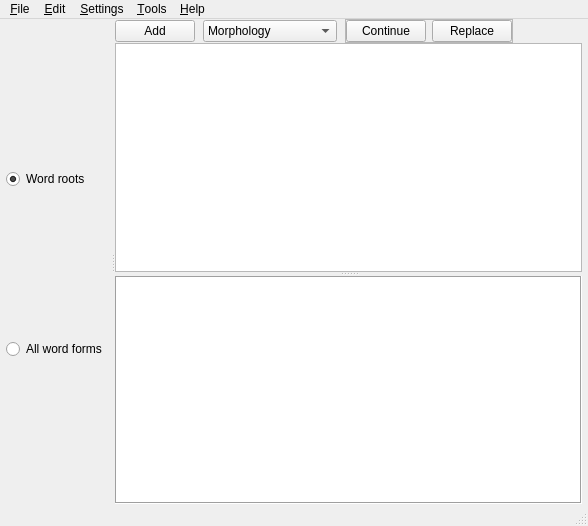
Above: mainform.ui from vanyog/grammar-bg before the change. Below: the same form after it.
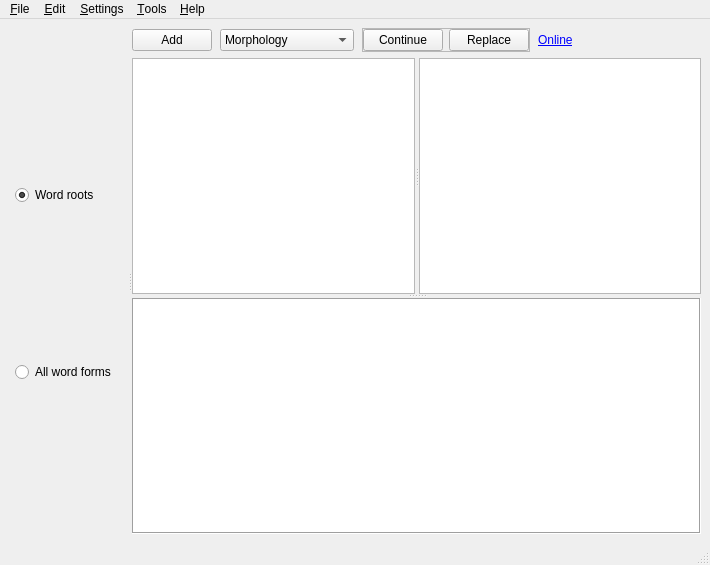
That is the form after the change.

Patch:
```diff
--- a/mainform.ui
+++ b/mainform.ui
@@ -6,29 +6,17 @@
    <rect>
     <x>0</x>
     <y>0</y>
-    <width>588</width>
-    <height>526</height>
+    <width>710</width>
+    <height>565</height>
    </rect>
   </property>
   <property name="windowTitle">
    <string>Bulgarian grammar</string>
   </property>
   <widget class="QWidget" name="centralwidget">
-   <layout class="QGridLayout" name="gridLayout">
-    <property name="leftMargin">
-     <number>0</number>
-    </property>
-    <property name="topMargin">
-     <number>0</number>
-    </property>
-    <property name="rightMargin">
-     <number>6</number>
-    </property>
-    <property name="bottomMargin">
-     <number>0</number>
-    </property>
-    <item row="0" column="0">
-     <widget class="QSplitter" name="splitter_2">
+   <layout class="QHBoxLayout" name="horizontalLayout">
+    <item>
+     <widget class="QSplitter" name="splitter_3">
       <property name="orientation">
        <enum>Qt::Horizontal</enum>
       </property>
@@ -73,9 +61,6 @@
       </widget>
       <widget class="QWidget" name="layoutWidget">
        <layout class="QVBoxLayout" name="verticalLayout">
-        <property name="spacing">
-         <number>0</number>
-        </property>
         <item>
          <layout class="QHBoxLayout">
           <property name="spacing">
@@ -159,6 +144,19 @@
             </layout>
            </widget>
           </item>
+          <item>
+           <widget class="QLabel" name="label">
+            <property name="text">
+             <string>&lt;a href=&quot;http://physics-bg.org/z/?pid=2&quot;&gt;Online&lt;/a&gt;</string>
+            </property>
+            <property name="textFormat">
+             <enum>Qt::RichText</enum>
+            </property>
+            <property name="openExternalLinks">
+             <bool>true</bool>
+            </property>
+           </widget>
+          </item>
           <item>
            <spacer>
             <property name="orientation">
@@ -175,19 +173,25 @@
          </layout>
         </item>
         <item>
-         <widget class="QSplitter" name="splitter">
+         <widget class="QSplitter" name="splitter_2">
           <property name="orientation">
            <enum>Qt::Vertical</enum>
           </property>
-          <widget class="QListView" name="listView">
-           <property name="minimumSize">
-            <size>
-             <width>100</width>
-             <height>0</height>
-            </size>
+          <widget class="QSplitter" name="splitter">
+           <property name="orientation">
+            <enum>Qt::Horizontal</enum>
            </property>
+           <widget class="QListView" name="listView">
+            <property name="minimumSize">
+             <size>
+              <width>100</width>
+              <height>0</height>
+             </size>
+            </property>
+           </widget>
+           <widget class="QTextBrowser" name="textBrowser"/>
           </widget>
-          <widget class="QTextBrowser" name="textBrowser">
+          <widget class="QTextBrowser" name="textBrowser_2">
            <property name="enabled">
             <bool>true</bool>
            </property>
@@ -213,7 +217,7 @@
     <rect>
      <x>0</x>
      <y>0</y>
-     <width>588</width>
+     <width>710</width>
      <height>21</height>
     </rect>
    </property>
```
